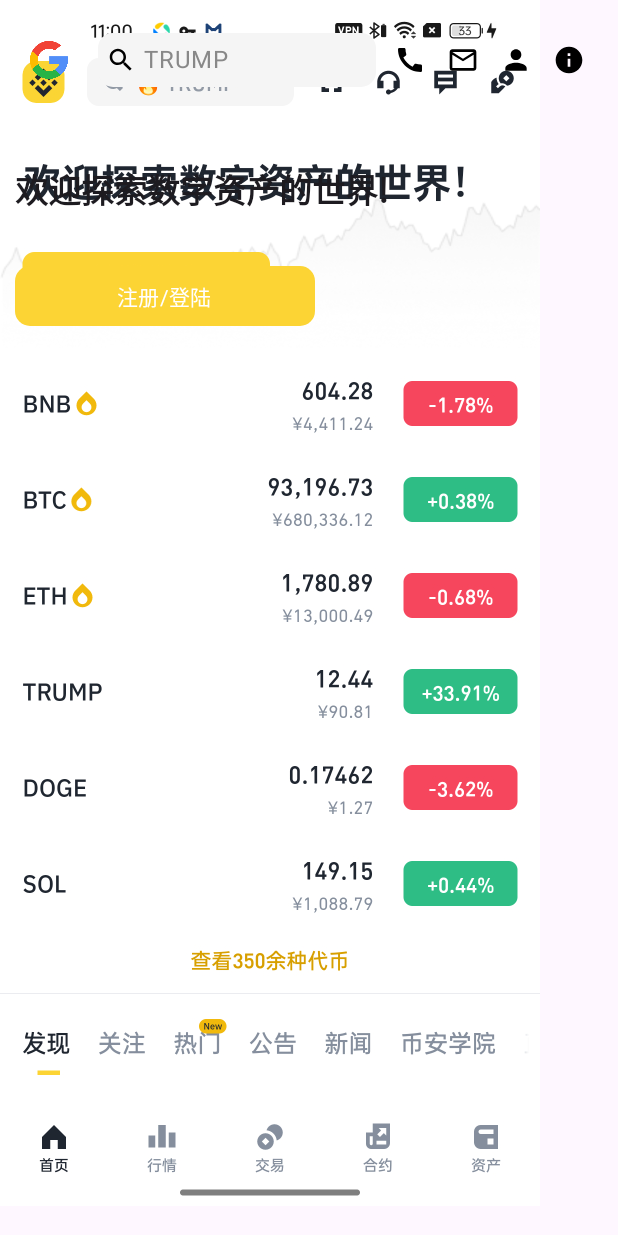
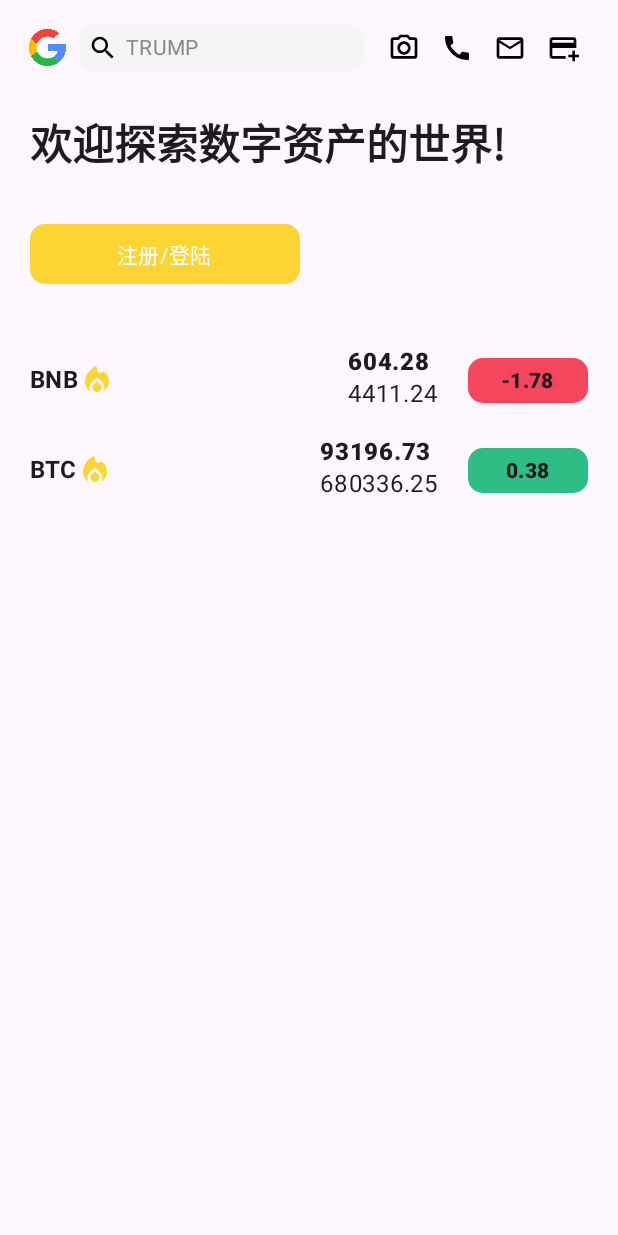
Before and after one commit to aidaole/BiAn, an Android app built with Jetpack Compose: the screen it shows after launch (MainActivity), on a phone screen of 412 x 824 dp. Run offline under Robolectric (Android 15) with nearby library versions, the phone set to English and light mode, and no system bars.

Commit message:
[编写首页UI]

```diff
--- a/app/build.gradle.kts
+++ b/app/build.gradle.kts
@@ -49,6 +49,7 @@ dependencies {
     implementation(libs.androidx.ui.graphics)
     implementation(libs.androidx.ui.tooling.preview)
     implementation(libs.androidx.material3)
+    implementation(libs.androidx.material.icons.extended)
     implementation(libs.androidx.navigation.compose)
     testImplementation(libs.junit)
     androidTestImplementation(libs.androidx.junit)
--- a/app/src/main/java/com/aidaole/bian/MainActivity.kt
+++ b/app/src/main/java/com/aidaole/bian/MainActivity.kt
@@ -23,10 +23,10 @@ import androidx.navigation.compose.NavHost
 import androidx.navigation.compose.composable
 import androidx.navigation.compose.rememberNavController
 import androidx.navigation.navOptions
-import com.aidaole.bian.ui.pages.home.HomePage
-import com.aidaole.bian.ui.theme.BiAnTheme
-import com.aidaole.bian.ui.pages.language.LanguageChoosePage
-import com.aidaole.bian.ui.pages.login.LoginPage
+import com.aidaole.bian.features.home.HomePage
+import com.aidaole.bian.core.theme.BiAnTheme
+import com.aidaole.bian.features.language.LanguageChoosePage
+import com.aidaole.bian.features.login.LoginPage
 
 class MainActivity : ComponentActivity() {
     override fun onCreate(savedInstanceState: Bundle?) {
@@ -34,12 +34,8 @@ class MainActivity : ComponentActivity() {
         enableEdgeToEdge()
         setContent {
             BiAnTheme {
-                Scaffold(modifier = Modifier.fillMaxSize()) { innerPadding ->
-                    Box(modifier = Modifier.fillMaxSize()) {
-                        Image(painter = painterResource(R.drawable.screen_home), contentDescription = "home_content")
-
-                        MainRoute(Modifier.padding(innerPadding))
-                    }
+                Box(modifier = Modifier.fillMaxSize()) {
+                    MainRoute()
                 }
             }
         }
@@ -47,12 +43,12 @@ class MainActivity : ComponentActivity() {
 }
 
 @Composable
-fun MainRoute(modifier: Modifier) {
+fun MainRoute() {
     val navController = rememberNavController()
     NavHost(navController, startDestination = "home") {
         composable("home") {
             HomePage(
-                modifier = modifier,
+                modifier = Modifier,
                 onLoginClicked = {
                     navController.navigate("login", navOptions = navOptions {
                         anim {
@@ -89,7 +85,7 @@ fun MainRoute(modifier: Modifier) {
 @Preview(showBackground = true)
 @Composable
 fun MainRoutePreview() {
-    BiAnTheme  {
-        MainRoute(modifier = Modifier)
+    BiAnTheme {
+        MainRoute()
     }
 }
--- a/app/src/main/java/com/aidaole/bian/ui/theme/Color.kt
+++ b/app/src/main/java/com/aidaole/bian/core/theme/Color.kt
@@ -1,4 +1,4 @@
-package com.aidaole.bian.ui.theme
+package com.aidaole.bian.core.theme
 
 import androidx.compose.ui.graphics.Color
 
@@ -13,3 +13,6 @@ val Pink40 = Color(0xFF7D5260)
 val InputFieldBg = Color(0xFFF5F5F5)
 val YellowBg = Color(0xFFFCD434)
 val ButtonBorderColor = Color(0xFFEBECF0)
+
+val StockUpColor: Color = Color(0xFF2EBD85)
+val StockDownColor = Color(0xFFF6465D)
--- a/app/src/main/java/com/aidaole/bian/ui/theme/Theme.kt
+++ b/app/src/main/java/com/aidaole/bian/core/theme/Theme.kt
@@ -1,4 +1,4 @@
-package com.aidaole.bian.ui.theme
+package com.aidaole.bian.core.theme
 
 import android.os.Build
 import androidx.compose.foundation.isSystemInDarkTheme
--- a/app/src/main/java/com/aidaole/bian/ui/theme/Type.kt
+++ b/app/src/main/java/com/aidaole/bian/core/theme/Type.kt
@@ -1,4 +1,4 @@
-package com.aidaole.bian.ui.theme
+package com.aidaole.bian.core.theme
 
 import androidx.compose.material3.Typography
 import androidx.compose.ui.text.TextStyle
--- /dev/null
+++ b/app/src/main/java/com/aidaole/bian/features/home/HomePage.kt
@@ -0,0 +1,233 @@
+package com.aidaole.bian.features.home
+
+import android.annotation.SuppressLint
+import androidx.compose.foundation.Image
+import androidx.compose.foundation.background
+import androidx.compose.foundation.layout.Box
+import androidx.compose.foundation.layout.Column
+import androidx.compose.foundation.layout.Row
+import androidx.compose.foundation.layout.Spacer
+import androidx.compose.foundation.layout.fillMaxSize
+import androidx.compose.foundation.layout.fillMaxWidth
+import androidx.compose.foundation.layout.height
+import androidx.compose.foundation.layout.padding
+import androidx.compose.foundation.layout.size
+import androidx.compose.foundation.layout.width
+import androidx.compose.foundation.lazy.LazyColumn
+import androidx.compose.foundation.lazy.items
+import androidx.compose.foundation.shape.RoundedCornerShape
+import androidx.compose.foundation.text.BasicTextField
+import androidx.compose.foundation.text.input.rememberTextFieldState
+import androidx.compose.material.icons.Icons
+import androidx.compose.material.icons.filled.AddCard
+import androidx.compose.material.icons.filled.Call
+import androidx.compose.material.icons.filled.Info
+import androidx.compose.material.icons.filled.MailOutline
+import androidx.compose.material.icons.filled.Person
+import androidx.compose.material.icons.filled.Search
+import androidx.compose.material.icons.outlined.BrokenImage
+import androidx.compose.material.icons.outlined.CameraAlt
+import androidx.compose.material.icons.outlined.Email
+import androidx.compose.material.icons.rounded.LocalFireDepartment
+import androidx.compose.material.icons.rounded.Message
+import androidx.compose.material3.Button
+import androidx.compose.material3.ExperimentalMaterial3Api
+import androidx.compose.material3.Icon
+import androidx.compose.material3.MaterialTheme
+import androidx.compose.material3.Scaffold
+import androidx.compose.material3.Text
+import androidx.compose.material3.TopAppBar
+import androidx.compose.material3.TopAppBarDefaults
+import androidx.compose.runtime.Composable
+import androidx.compose.ui.Alignment
+import androidx.compose.ui.Modifier
+import androidx.compose.ui.draw.alpha
+import androidx.compose.ui.draw.clip
+import androidx.compose.ui.graphics.Color
+import androidx.compose.ui.graphics.vector.ImageVector
+import androidx.compose.ui.input.nestedscroll.nestedScroll
+import androidx.compose.ui.res.painterResource
+import androidx.compose.ui.text.font.FontWeight
+import androidx.compose.ui.tooling.preview.Preview
+import androidx.compose.ui.unit.dp
+import androidx.compose.ui.unit.sp
+import com.aidaole.bian.R
+import com.aidaole.bian.core.theme.InputFieldBg
+import com.aidaole.bian.core.theme.StockDownColor
+import com.aidaole.bian.core.theme.StockUpColor
+
+@Preview
+@Composable
+private fun HomePagePreview() {
+    Box(modifier = Modifier.fillMaxSize()) {
+        Image(painter = painterResource(R.drawable.screen_home), contentDescription = null)
+        Column {
+            Spacer(Modifier.height(30.dp))
+            HomePage(
+                modifier = Modifier.alpha(0.8f)
+            )
+        }
+
+    }
+}
+
+@OptIn(ExperimentalMaterial3Api::class)
+@SuppressLint("UnusedMaterial3ScaffoldPaddingParameter")
+@Composable
+fun HomePage(modifier: Modifier = Modifier, onLoginClicked: () -> Unit = {}) {
+    val topAppBarScrollBehavior = TopAppBarDefaults.pinnedScrollBehavior()
+
+    Scaffold(modifier = modifier.nestedScroll(topAppBarScrollBehavior.nestedScrollConnection), topBar = {
+        TopAppBar(modifier = Modifier
+            .fillMaxWidth()
+            .padding(start = 10.dp, end = 20.dp), title = {
+            BiAnSearchBar()
+        }, scrollBehavior = topAppBarScrollBehavior, navigationIcon = {
+            Icon(
+                modifier = modifier
+                    .size(35.dp)
+                    .padding(5.dp),
+                contentDescription = "",
+                painter = painterResource(R.drawable.google),
+                tint = Color.Unspecified
+            )
+        }, actions = {
+            SearchBarIcon(imageVector = Icons.Outlined.CameraAlt)
+            SearchBarIcon(imageVector = Icons.Default.Call)
+            SearchBarIcon(imageVector = Icons.Outlined.Email)
+            SearchBarIcon(imageVector = Icons.Default.AddCard)
+        })
+    }, content = { innerPadding ->
+        Column(
+            modifier = Modifier
+                .fillMaxSize()
+                .padding(innerPadding)
+                .padding(horizontal = 20.dp)
+        ) {
+            Spacer(Modifier.height(10.dp))
+            Text(
+                "欢迎探索数字资产的世界!",
+                style = MaterialTheme.typography.titleLarge.copy(fontWeight = FontWeight.W800, fontSize = 28.sp)
+            )
+            Spacer(Modifier.height(30.dp))
+            Button(modifier = Modifier.width(180.dp), shape = RoundedCornerShape(10.dp), onClick = {
+                onLoginClicked.invoke()
+            }) {
+                Text("注册/登陆", style = MaterialTheme.typography.bodyMedium)
+            }
+            Spacer(Modifier.height(30.dp))
+            QuotesWidget()
+        }
+    })
+}
+
+@Composable
+fun QuotesWidget() {
+    val stockItems = listOf(
+        StockItem(
+            "BNB", true, 604.28F, 4411.24F, -1.78F
+        ),
+        StockItem(
+            "BTC", true, 93196.73F, 680336.24F, 0.38F
+        )
+    )
+    LazyColumn {
+        items(stockItems) {
+            StockItemWidget(it)
+        }
+    }
+}
+
+data class StockItem(
+    val name: String, val withFire: Boolean, val price: Float, val convertPrice: Float, val percent: Float
+)
+
+@Composable
+fun StockItemWidget(stockItem: StockItem) {
+    Row(
+        modifier = Modifier
+            .fillMaxWidth()
+            .height(60.dp), verticalAlignment = Alignment.CenterVertically
+    ) {
+        Text(stockItem.name, style = MaterialTheme.typography.titleMedium.copy(fontWeight = FontWeight.Bold))
+        Icon(
+            imageVector = Icons.Rounded.LocalFireDepartment,
+            tint = MaterialTheme.colorScheme.primary,
+            contentDescription = null
+        )
+        Spacer(Modifier.weight(1f))
+        Column {
+            Text("${stockItem.price}", style = MaterialTheme.typography.bodyLarge.copy(fontWeight = FontWeight.W800))
+            Text("${stockItem.convertPrice}")
+        }
+        Spacer(Modifier.width(20.dp))
+        StockPercentWidget(stockItem.percent)
+    }
+}
+
+@Composable
+fun StockPercentWidget(percent: Float) {
+    Box(
+        modifier = Modifier
+            .background(
+                color = if (percent > 0) StockUpColor else StockDownColor, shape = RoundedCornerShape(10.dp)
+            )
+            .width(80.dp)
+            .height(30.dp),
+        contentAlignment = Alignment.Center
+    ) {
+        Text(
+            "$percent",
+            style = MaterialTheme.typography.bodyMedium.copy(fontWeight = FontWeight.W800),
+            color = MaterialTheme.colorScheme.onSurface,
+        )
+    }
+
+}
+
+@Composable
+fun BiAnSearchBar(modifier: Modifier = Modifier) {
+    val state = rememberTextFieldState()
+    Row(
+        modifier = modifier
+            .fillMaxWidth()
+            .clip(RoundedCornerShape(10.dp))
+            .background(color = InputFieldBg)
+            .padding(horizontal = 5.dp, vertical = 6.dp), verticalAlignment = Alignment.CenterVertically
+    ) {
+        Icon(
+            modifier = Modifier.size(20.dp),
+            imageVector = Icons.Default.Search,
+            contentDescription = "seach",
+            tint = Color.Unspecified,
+        )
+        Spacer(Modifier.width(5.dp))
+        BasicTextField(state = state, decorator = { innerTextField ->
+            Box(
+                contentAlignment = Alignment.CenterStart
+            ) {
+                if (state.text.isEmpty()) {
+                    Text(
+                        text = "TRUMP", color = Color.Gray, style = MaterialTheme.typography.bodyMedium
+                    )
+                }
+                innerTextField() // 渲染实际的输入框
+            }
+        })
+    }
+}
+
+@Composable
+fun SearchBarIcon(
+    imageVector: ImageVector
+) {
+    Spacer(Modifier.width(10.dp))
+    Icon(
+        modifier = Modifier
+            .size(25.dp)
+            .padding(2.dp),
+        imageVector = imageVector,
+        contentDescription = "chat",
+        tint = Color.Unspecified,
+    )
+}
--- a/app/src/main/java/com/aidaole/bian/ui/pages/language/LanguageChoosePage.kt
+++ b/app/src/main/java/com/aidaole/bian/features/language/LanguageChoosePage.kt
@@ -1,4 +1,4 @@
-package com.aidaole.bian.ui.pages.language
+package com.aidaole.bian.features.language
 
 import androidx.compose.runtime.Composable
 import androidx.compose.ui.Modifier
--- a/app/src/main/java/com/aidaole/bian/ui/pages/home/HomePage.kt
+++ /dev/null
@@ -1,154 +0,0 @@
-package com.aidaole.bian.ui.pages.home
-
-import androidx.compose.foundation.background
-import androidx.compose.foundation.layout.Box
-import androidx.compose.foundation.layout.Column
-import androidx.compose.foundation.layout.Row
-import androidx.compose.foundation.layout.Spacer
-import androidx.compose.foundation.layout.fillMaxSize
-import androidx.compose.foundation.layout.height
-import androidx.compose.foundation.layout.padding
-import androidx.compose.foundation.layout.size
-import androidx.compose.foundation.layout.width
-import androidx.compose.foundation.lazy.LazyColumn
-import androidx.compose.foundation.shape.RoundedCornerShape
-import androidx.compose.foundation.text.BasicTextField
-import androidx.compose.foundation.text.input.TextFieldState
-import androidx.compose.foundation.text.input.rememberTextFieldState
-import androidx.compose.material.icons.Icons
-import androidx.compose.material.icons.filled.Call
-import androidx.compose.material.icons.filled.Info
-import androidx.compose.material.icons.filled.MailOutline
-import androidx.compose.material.icons.filled.Person
-import androidx.compose.material.icons.filled.Search
-import androidx.compose.material.icons.sharp.MailOutline
-import androidx.compose.material3.Button
-import androidx.compose.material3.Icon
-import androidx.compose.material3.MaterialTheme
-import androidx.compose.material3.Text
-import androidx.compose.runtime.Composable
-import androidx.compose.ui.Alignment
-import androidx.compose.ui.Modifier
-import androidx.compose.ui.draw.clip
-import androidx.compose.ui.graphics.Color
-import androidx.compose.ui.graphics.vector.ImageVector
-import androidx.compose.ui.res.painterResource
-import androidx.compose.ui.text.font.FontWeight
-import androidx.compose.ui.tooling.preview.Preview
-import androidx.compose.ui.unit.dp
-import com.aidaole.bian.R
-import com.aidaole.bian.ui.theme.InputFieldBg
-
-@Preview
-@Composable
-private fun HomePagePreview() {
-    HomePage()
-}
-
-@Composable
-fun HomePage(modifier: Modifier = Modifier, onLoginClicked: () -> Unit = {}) {
-    Box(modifier = modifier.fillMaxSize()) {
-        Column(
-            modifier = Modifier
-                .fillMaxSize()
-                .padding(horizontal = 10.dp)
-        ) {
-            HomeTopBar()
-            Spacer(Modifier.height(30.dp))
-            Text(
-                "欢迎探索数字资产的世界!",
-                style = MaterialTheme.typography.titleLarge.copy(fontWeight = FontWeight.W800)
-            )
-            Spacer(Modifier.height(30.dp))
-            Button(modifier = Modifier.width(200.dp), shape = RoundedCornerShape(10.dp), onClick = {
-                onLoginClicked.invoke()
-            }) {
-                Text("注册/登陆", style = MaterialTheme.typography.bodyMedium)
-            }
-            Spacer(Modifier.height(30.dp))
-            QuotesWidget()
-        }
-    }
-}
-
-@Composable
-fun QuotesWidget(modifier: Modifier = Modifier) {
-    LazyColumn {
-
-    }
-}
-
-@Composable
-fun HomeTopBar() {
-    Row(
-        modifier = Modifier
-            .height(80.dp)
-            .padding(horizontal = 10.dp, vertical = 5.dp),
-        verticalAlignment = Alignment.CenterVertically
-    ) {
-        Icon(
-            modifier = Modifier.size(25.dp),
-            painter = painterResource(R.drawable.google),
-            contentDescription = "bian",
-            tint = Color.Unspecified,
-        )
-        Spacer(Modifier.width(20.dp))
-        BiAnSearchBar(
-            modifier = Modifier.weight(1F)
-        )
-        SearchBarIcon(imageVector = Icons.Default.Call)
-        SearchBarIcon(imageVector = Icons.Default.MailOutline)
-        SearchBarIcon(imageVector = Icons.Default.Person)
-        SearchBarIcon(imageVector = Icons.Default.Info)
-    }
-}
-
-@Composable
-fun BiAnSearchBar(modifier: Modifier) {
-    val state = rememberTextFieldState()
-    Row(
-        modifier = modifier
-            .clip(RoundedCornerShape(10.dp))
-            .background(color = InputFieldBg)
-            .padding(horizontal = 5.dp, vertical = 6.dp),
-        verticalAlignment = Alignment.CenterVertically
-    ) {
-        Icon(
-            modifier = Modifier.size(20.dp),
-            imageVector = Icons.Default.Search,
-            contentDescription = "seach",
-            tint = Color.Unspecified,
-        )
-        Spacer(Modifier.width(5.dp))
-        BasicTextField(
-            state = state,
-            decorator = { innerTextField ->
-                Box(
-                    contentAlignment = Alignment.CenterStart
-                ) {
-                    if (state.text.isEmpty()) {
-                        Text(
-                            text = "TRUMP", color = Color.Gray
-                        )
-                    }
-                    innerTextField() // 渲染实际的输入框
-                }
-            }
-        )
-    }
-}
-
-@Composable
-fun SearchBarIcon(
-    imageVector: ImageVector
-) {
-    Spacer(Modifier.width(10.dp))
-    Icon(
-        modifier = Modifier
-            .size(25.dp)
-            .padding(2.dp),
-        imageVector = imageVector,
-        contentDescription = "chat",
-        tint = Color.Unspecified,
-    )
-}
--- a/gradle/libs.versions.toml
+++ b/gradle/libs.versions.toml
@@ -9,6 +9,7 @@ lifecycleRuntimeKtx = "2.6.1"
 activityCompose = "1.8.0"
 composeBom = "2024.04.01"
 navigationCompose = "2.8.9"
+materialIconsVersion = "1.7.8"
 
 [libraries]
 androidx-core-ktx = { group = "androidx.core", name = "core-ktx", version.ref = "coreKtx" }
@@ -25,6 +26,7 @@ androidx-ui-tooling-preview = { group = "androidx.compose.ui", name = "ui-toolin
 androidx-ui-test-manifest = { group = "androidx.compose.ui", name = "ui-test-manifest" }
 androidx-ui-test-junit4 = { group = "androidx.compose.ui", name = "ui-test-junit4" }
 androidx-material3 = { group = "androidx.compose.material3", name = "material3" }
+androidx-material-icons-extended = { group = "androidx.compose.material", name = "material-icons-extended", version.ref = "materialIconsVersion" }
 androidx-navigation-compose = { group = "androidx.navigation", name = "navigation-compose", version.ref = "navigationCompose" }
 
 [plugins]
```
Also changed, not shown: app/src/main/java/com/aidaole/bian/features/login/LoginPage.kt (renamed from app/src/main/java/com/aidaole/bian/ui/pages/login/LoginPage.kt, +4 -4 lines).
